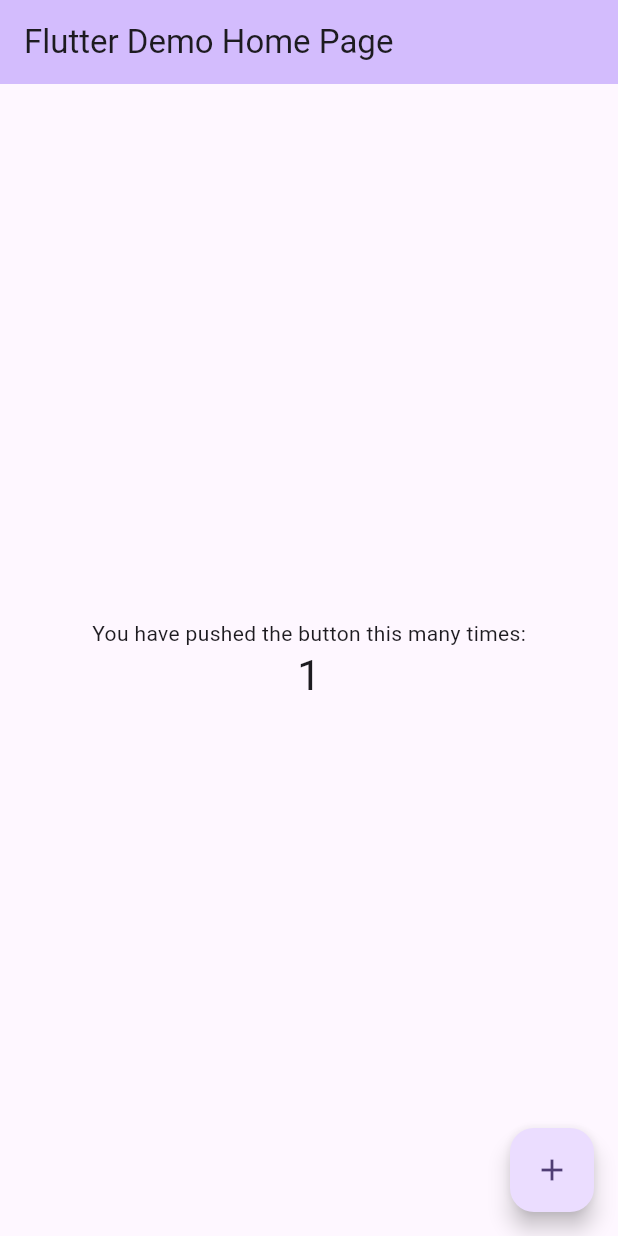
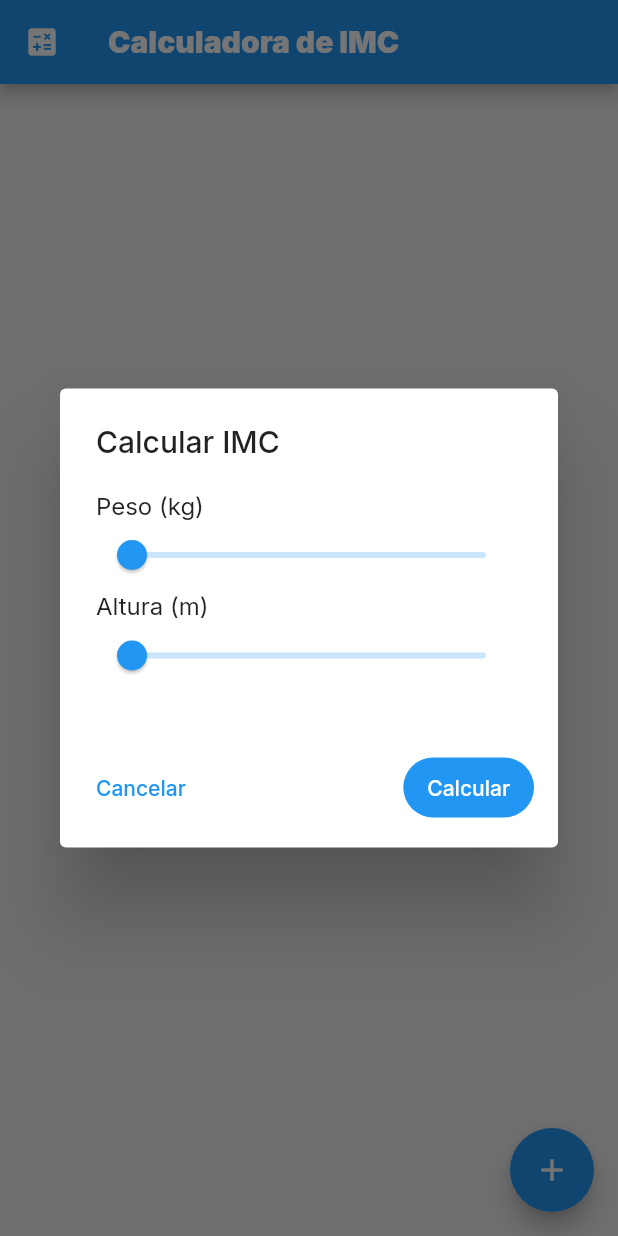
Before and after one commit to kkalves/dio_dart_flutter_calculadora_imc, a Flutter app: the screen it shows after launch, after a tap on the "add" icon, on a phone screen of 412 x 824 dp. Run offline on Flutter 3.47's test engine with Material 2 defaults, Android fonts, the light colour scheme and no system bars; our stand-ins replace google_fonts.

Commit message:
Atualizando Projeto
Realizado a atualização da estrutura dos arquivos e adicionado as implementações.

```diff
--- /dev/null
+++ b/lib/imc_calculator_app.dart
@@ -0,0 +1,29 @@
+import 'package:dio_dart_flutter_calculadora_imc/pages/home_page.dart';
+import 'package:flutter/material.dart';
+import 'package:google_fonts/google_fonts.dart';
+
+class IMCCalculatorApp extends StatelessWidget {
+  const IMCCalculatorApp({super.key});
+
+  @override
+  Widget build(BuildContext context) {
+    return MaterialApp(
+      debugShowCheckedModeBanner: false,
+      theme: ThemeData(
+          // useMaterial3: true,
+          // colorScheme: ColorScheme.fromSeed(seedColor: Colors.deepPurple),
+          sliderTheme: const SliderThemeData(
+            showValueIndicator: ShowValueIndicator.always,
+          ),
+          snackBarTheme: const SnackBarThemeData(
+              behavior: SnackBarBehavior.floating,
+              contentTextStyle: TextStyle(
+                  color: Colors.white,
+                  fontWeight: FontWeight.bold,
+                  fontSize: 16)),
+          primaryColor: Colors.deepPurple,
+          textTheme: GoogleFonts.interTextTheme()),
+      home: const HomePage(),
+    );
+  }
+}
--- a/lib/main.dart
+++ b/lib/main.dart
@@ -1,125 +1,6 @@
+import 'package:dio_dart_flutter_calculadora_imc/imc_calculator_app.dart';
 import 'package:flutter/material.dart';
 
 void main() {
-  runApp(const MyApp());
+  runApp(const IMCCalculatorApp());
 }
-
-class MyApp extends StatelessWidget {
-  const MyApp({super.key});
-
-  // This widget is the root of your application.
-  @override
-  Widget build(BuildContext context) {
-    return MaterialApp(
-      title: 'Flutter Demo',
-      theme: ThemeData(
-        // This is the theme of your application.
-        //
-        // TRY THIS: Try running your application with "flutter run". You'll see
-        // the application has a blue toolbar. Then, without quitting the app,
-        // try changing the seedColor in the colorScheme below to Colors.green
-        // and then invoke "hot reload" (save your changes or press the "hot
-        // reload" button in a Flutter-supported IDE, or press "r" if you used
-        // the command line to start the app).
-        //
-        // Notice that the counter didn't reset back to zero; the application
-        // state is not lost during the reload. To reset the state, use hot
-        // restart instead.
-        //
-        // This works for code too, not just values: Most code changes can be
-        // tested with just a hot reload.
-        colorScheme: ColorScheme.fromSeed(seedColor: Colors.deepPurple),
-        useMaterial3: true,
-      ),
-      home: const MyHomePage(title: 'Flutter Demo Home Page'),
-    );
-  }
-}
-
-class MyHomePage extends StatefulWidget {
-  const MyHomePage({super.key, required this.title});
-
-  // This widget is the home page of your application. It is stateful, meaning
-  // that it has a State object (defined below) that contains fields that affect
-  // how it looks.
-
-  // This class is the configuration for the state. It holds the values (in this
-  // case the title) provided by the parent (in this case the App widget) and
-  // used by the build method of the State. Fields in a Widget subclass are
-  // always marked "final".
-
-  final String title;
-
-  @override
-  State<MyHomePage> createState() => _MyHomePageState();
-}
-
-class _MyHomePageState extends State<MyHomePage> {
-  int _counter = 0;
-
-  void _incrementCounter() {
-    setState(() {
-      // This call to setState tells the Flutter framework that something has
-      // changed in this State, which causes it to rerun the build method below
-      // so that the display can reflect the updated values. If we changed
-      // _counter without calling setState(), then the build method would not be
-      // called again, and so nothing would appear to happen.
-      _counter++;
-    });
-  }
-
-  @override
-  Widget build(BuildContext context) {
-    // This method is rerun every time setState is called, for instance as done
-    // by the _incrementCounter method above.
-    //
-    // The Flutter framework has been optimized to make rerunning build methods
-    // fast, so that you can just rebuild anything that needs updating rather
-    // than having to individually change instances of widgets.
-    return Scaffold(
-      appBar: AppBar(
-        // TRY THIS: Try changing the color here to a specific color (to
-        // Colors.amber, perhaps?) and trigger a hot reload to see the AppBar
-        // change color while the other colors stay the same.
-        backgroundColor: Theme.of(context).colorScheme.inversePrimary,
-        // Here we take the value from the MyHomePage object that was created by
-        // the App.build method, and use it to set our appbar title.
-        title: Text(widget.title),
-      ),
-      body: Center(
-        // Center is a layout widget. It takes a single child and positions it
-        // in the middle of the parent.
-        child: Column(
-          // Column is also a layout widget. It takes a list of children and
-          // arranges them vertically. By default, it sizes itself to fit its
-          // children horizontally, and tries to be as tall as its parent.
-          //
-          // Column has various properties to control how it sizes itself and
-          // how it positions its children. Here we use mainAxisAlignment to
-          // center the children vertically; the main axis here is the vertical
-          // axis because Columns are vertical (the cross axis would be
-          // horizontal).
-          //
-          // TRY THIS: Invoke "debug painting" (choose the "Toggle Debug Paint"
-          // action in the IDE, or press "p" in the console), to see the
-          // wireframe for each widget.
-          mainAxisAlignment: MainAxisAlignment.center,
-          children: <Widget>[
-            const Text(
-              'You have pushed the button this many times:',
-            ),
-            Text(
-              '$_counter',
-              style: Theme.of(context).textTheme.headlineMedium,
-            ),
-          ],
-        ),
-      ),
-      floatingActionButton: FloatingActionButton(
-        onPressed: _incrementCounter,
-        tooltip: 'Increment',
-        child: const Icon(Icons.add),
-      ), // This trailing comma makes auto-formatting nicer for build methods.
-    );
-  }
-}
--- /dev/null
+++ b/lib/model/imc.dart
@@ -0,0 +1,19 @@
+import 'package:flutter/material.dart';
+
+class IMC {
+  final String _id = UniqueKey().toString();
+  double _weight = 0;
+  double _height = 0;
+
+  IMC(this._weight, this._height);
+
+  String get id => _id;
+
+  // ignore: unnecessary_getters_setters
+  double get weight => _weight;
+  set weight(double weight) => _weight = weight;
+
+  // ignore: unnecessary_getters_setters
+  double get height => _height;
+  set height(double height) => _height = height;
+}
--- /dev/null
+++ b/lib/pages/home_page.dart
@@ -0,0 +1,308 @@
+import 'package:dio_dart_flutter_calculadora_imc/model/imc.dart';
+import 'package:dio_dart_flutter_calculadora_imc/repositories/imc_repository.dart';
+import 'package:dio_dart_flutter_calculadora_imc/service/calculate_imc.dart';
+import 'package:flutter/material.dart';
+
+class HomePage extends StatefulWidget {
+  const HomePage({super.key});
+
+  @override
+  State<HomePage> createState() => _HomePageState();
+}
+
+class _HomePageState extends State<HomePage> {
+  var imcRepository = IMCRepository();
+  var _imcs = <IMC>[];
+  var imc = IMC(0, 0);
+
+  double _currentWeightSliderValue = 0;
+  double _currentHeightSliderValue = 0;
+
+  bool isSaving = false;
+
+  void loadIMC() async {
+    _imcs = await imcRepository.getIMCs();
+    setState(() {});
+  }
+
+  @override
+  void initState() {
+    // TODO: implement initState
+    super.initState();
+    loadIMC();
+  }
+
+  @override
+  Widget build(BuildContext context) {
+    return Scaffold(
+      backgroundColor: const Color.fromARGB(255, 240, 240, 240),
+      appBar: AppBar(
+        leading: const Icon(Icons.calculate),
+        title: const Text(
+          "Calculadora de IMC",
+          style: TextStyle(fontWeight: FontWeight.w900),
+        ),
+      ),
+      body: isSaving
+          ? const Center(child: CircularProgressIndicator())
+          : Column(
+              children: [
+                Expanded(
+                  child: ListView.builder(
+                    itemCount: _imcs.length,
+                    itemBuilder: (context, index) {
+                      var imc = _imcs[index];
+                      return ListTile(
+                        title: Text(
+                            CalculateIMC.calculateIMC(imc).toStringAsFixed(2)),
+                        trailing: PopupMenuButton(
+                            onSelected: (value) {},
+                            itemBuilder: (context) {
+                              return [
+                                PopupMenuItem(
+                                  key: Key(imc.id),
+                                  value: "update",
+                                  child: const Row(
+                                    mainAxisAlignment:
+                                        MainAxisAlignment.spaceBetween,
+                                    children: [
+                                      Text("Editar"),
+                                      Icon(Icons.edit),
+                                    ],
+                                  ),
+                                  onTap: () {
+                                    _currentWeightSliderValue = imc.weight;
+                                    _currentHeightSliderValue = imc.height;
+                                    _imcInfoDialog(
+                                        context, "Editar IMC", imc, false);
+                                  },
+                                ),
+                                PopupMenuItem(
+                                    key: Key(imc.id),
+                                    value: "remove",
+                                    child: const Row(
+                                      mainAxisAlignment:
+                                          MainAxisAlignment.spaceBetween,
+                                      children: [
+                                        Text("Remover"),
+                                        Icon(Icons.delete),
+                                      ],
+                                    ),
+                                    onTap: () {
+                                      _currentWeightSliderValue = imc.weight;
+                                      _currentHeightSliderValue = imc.height;
+                                      _imcInfoDialog(
+                                          context,
+                                          "Deseja Realmente Remover esse IMC?",
+                                          imc,
+                                          true);
+                                    })
+                              ];
+                            }),
+                      );
+                    },
+                  ),
+                ),
+              ],
+            ),
+      floatingActionButton: FloatingActionButton(
+          onPressed: () {
+            _currentWeightSliderValue = 0;
+            _currentHeightSliderValue = 0;
+            _imcInfoDialog(context, "Calcular IMC", null, false);
+          },
+          child: const Icon(Icons.add)),
+    );
+  }
+
+  _imcInfoDialog(BuildContext context, String title, IMC? imc, bool isRemoved) {
+    showDialog(
+      context: context,
+      builder: (context) {
+        return AlertDialog(
+          title: Text(title),
+          content: isRemoved ? _returnIMCRemoveWrap() : _returnIMCWrap(),
+          actions: _returnIMCActions(imc, isRemoved),
+        );
+      },
+    );
+  }
+
+  Widget _returnIMCRemoveWrap() {
+    return StatefulBuilder(
+      builder: (context, setState) {
+        return Wrap(
+          children: [
+            Text("Peso (kg) ${_currentWeightSliderValue.toStringAsFixed(2)}"),
+            Text("Altura (m) ${_currentHeightSliderValue.toStringAsFixed(2)}"),
+            Text("IMC:  ${CalculateIMC.calculateIMC(imc).toStringAsFixed(2)}"),
+          ],
+        );
+      },
+    );
+  }
+
+  Widget _returnIMCWrap() {
+    return StatefulBuilder(
+      builder: (context, setState) {
+        return Wrap(
+          children: [
+            Text((_currentWeightSliderValue == 0)
+                ? "Peso (kg)"
+                : "Peso (kg) ${_currentWeightSliderValue.toStringAsFixed(2)}"),
+            Slider(
+              min: 0,
+              max: 300,
+              value: _currentWeightSliderValue,
+              label: _currentWeightSliderValue.toStringAsFixed(2),
+              onChanged: (value) {
+                setState(() {
+                  _currentWeightSliderValue = value;
+                });
+              },
+            ),
+            Text((_currentHeightSliderValue == 0)
+                ? "Altura (m)"
+                : "Altura (m) ${_currentHeightSliderValue.toStringAsFixed(2)}"),
+            Slider(
+              min: 0,
+              max: 4,
+              value: _currentHeightSliderValue,
+              label: _currentHeightSliderValue.toStringAsFixed(2),
+              onChanged: (value) {
+                setState(() {
+                  _currentHeightSliderValue = value;
+                });
+              },
+            ),
+          ],
+        );
+      },
+    );
+  }
+
+  List<Widget> _returnIMCActions(IMC? imc, bool isRemoved) {
+    return [
+      Row(
+        mainAxisAlignment: MainAxisAlignment.spaceBetween,
+        children: [
+          Padding(
+            padding: const EdgeInsets.all(8.0),
+            child: TextButton(
+              onPressed: () {
+                // debugPrint(IMCInfoWrap());
+                Navigator.pop(context);
+              },
+              child: const Text('Cancelar'),
+            ),
+          ),
+          isRemoved
+              ? Padding(
+                  padding: const EdgeInsets.all(8.0),
+                  child: FilledButton(
+                    onPressed: () {
+                      _removeOnPressedAction(imc);
+                    },
+                    child: const Text('Remover'),
+                  ),
+                )
+              : Padding(
+                  padding: const EdgeInsets.all(8.0),
+                  child: FilledButton(
+                    onPressed: () {
+                      _addOrUpdateOnPressAction(imc);
+                    },
+                    child: const Text('Calcular'),
+                  ),
+                ),
+        ],
+      ),
+    ];
+  }
+
+  _addOrUpdateOnPressAction(IMC? imc) async {
+    setState(() {
+      isSaving = false;
+    });
+    if (_currentWeightSliderValue == 0) {
+      ScaffoldMessenger.of(context)
+        ..removeCurrentSnackBar()
+        ..showSnackBar(const SnackBar(
+            duration: Duration(seconds: 2),
+            dismissDirection: DismissDirection.down,
+            backgroundColor: Colors.red,
+            content: Text("O valor de peso não pode ser 0.")));
+      return;
+    } else if (_currentHeightSliderValue == 0) {
+      ScaffoldMessenger.of(context)
+        ..removeCurrentSnackBar()
+        ..showSnackBar(const SnackBar(
+            duration: Duration(seconds: 2),
+            dismissDirection: DismissDirection.down,
+            backgroundColor: Colors.red,
+            content: Text("O valor da altura não pode ser 0.")));
+      return;
+    }
+    setState(() {
+      isSaving = true;
+    });
+
+    if (imc == null) {
+      await imcRepository
+          .addIMC(IMC(_currentWeightSliderValue, _currentHeightSliderValue));
+    } else {
+      await imcRepository.updateIMC(
+          imc.id, _currentHeightSliderValue, _currentWeightSliderValue);
+    }
+    Future.delayed(
+      const Duration(milliseconds: 500),
+      () {
+        setState(() {
+          isSaving = false;
+        });
+      },
+    );
+
+    if (!mounted) return;
+
+    Navigator.pop(context);
+
+    ScaffoldMessenger.of(context)
+      ..removeCurrentSnackBar()
+      ..showSnackBar(const SnackBar(
+          duration: Duration(seconds: 1),
+          dismissDirection: DismissDirection.down,
+          backgroundColor: Colors.green,
+          content: Text("IMC Salvos com Sucesso!")));
+  }
+
+  _removeOnPressedAction(IMC? imc) async {
+    setState(() {
+      isSaving = true;
+    });
+    if (imc == null) {
+      return;
+    } else {
+      await imcRepository.removeIMC(imc.id);
+    }
+
+    Future.delayed(
+      const Duration(milliseconds: 300),
+      () {
+        setState(() {
+          isSaving = false;
+        });
+      },
+    );
+
+    if (!mounted) return;
+
+    Navigator.pop(context);
+
+    ScaffoldMessenger.of(context).showSnackBar(const SnackBar(
+        duration: Duration(seconds: 2),
+        dismissDirection: DismissDirection.down,
+        backgroundColor: Colors.green,
+        content: Text("IMC Removido com Sucesso!")));
+  }
+}
--- /dev/null
+++ b/lib/repositories/imc_repository.dart
@@ -0,0 +1,27 @@
+
+import 'package:dio_dart_flutter_calculadora_imc/model/imc.dart';
+
+class IMCRepository {
+  final List<IMC> _imcs = [];
+
+  Future<void> addIMC(IMC imc) async {
+    await Future.delayed(const Duration(milliseconds: 100));
+    _imcs.add(imc);
+  }
+
+  Future<void> updateIMC(String id, double height, double weight) async {
+    await Future.delayed(const Duration(milliseconds: 100));
+    _imcs.where((imc) => imc.id == id).first.height = height;
+    _imcs.where((imc) => imc.id == id).first.weight = weight;
+  }
+
+  Future<void> removeIMC(String id) async {
+    await Future.delayed(const Duration(milliseconds: 100));
+    _imcs.remove(_imcs.where((imc) => imc.id == id).first);
+  }
+
+  Future<List<IMC>> getIMCs() async {
+    await Future.delayed(const Duration(milliseconds: 100));
+    return _imcs;
+  }
+}
--- /dev/null
+++ b/lib/service/calculate_imc.dart
@@ -0,0 +1,9 @@
+import 'dart:math';
+
+import 'package:dio_dart_flutter_calculadora_imc/model/imc.dart';
+
+class CalculateIMC {
+  static double calculateIMC(IMC imc) {
+    return imc.weight / pow((imc.height), 2);
+  }
+}
--- a/pubspec.yaml
+++ b/pubspec.yaml
@@ -35,6 +35,8 @@
   # The following adds the Cupertino Icons font to your application.
   # Use with the CupertinoIcons class for iOS style icons.
   cupertino_icons: ^1.0.2
+  google_fonts: ^6.1.0
+  dynamic_color: ^1.6.7
 
 dev_dependencies:
   flutter_test:
```
Also changed, not shown: 6 other files.
